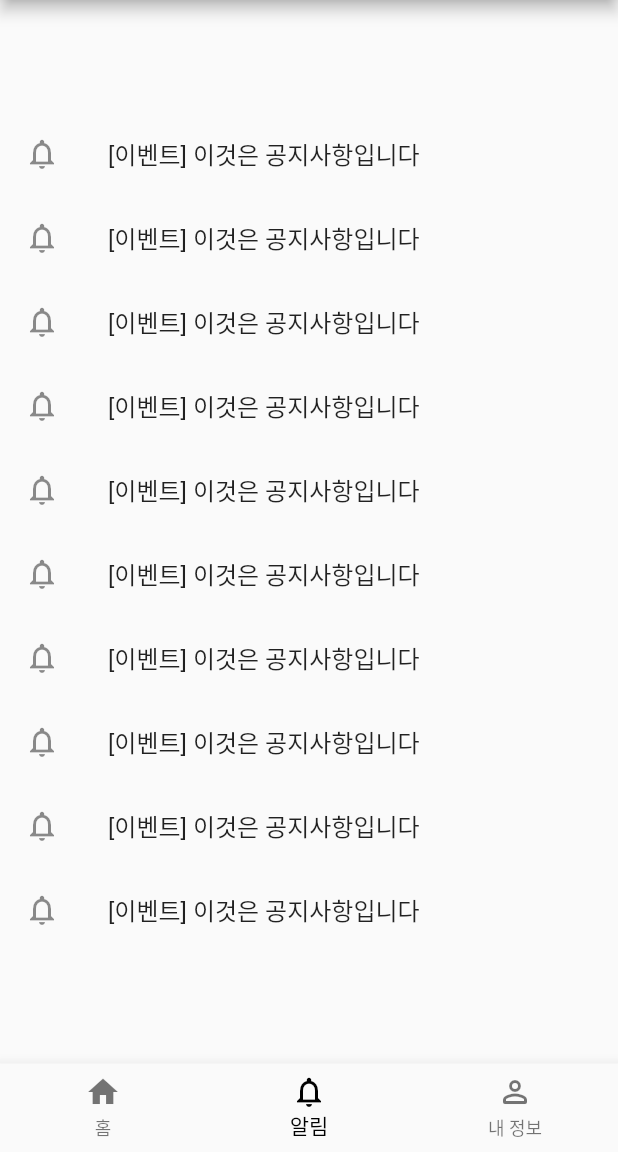
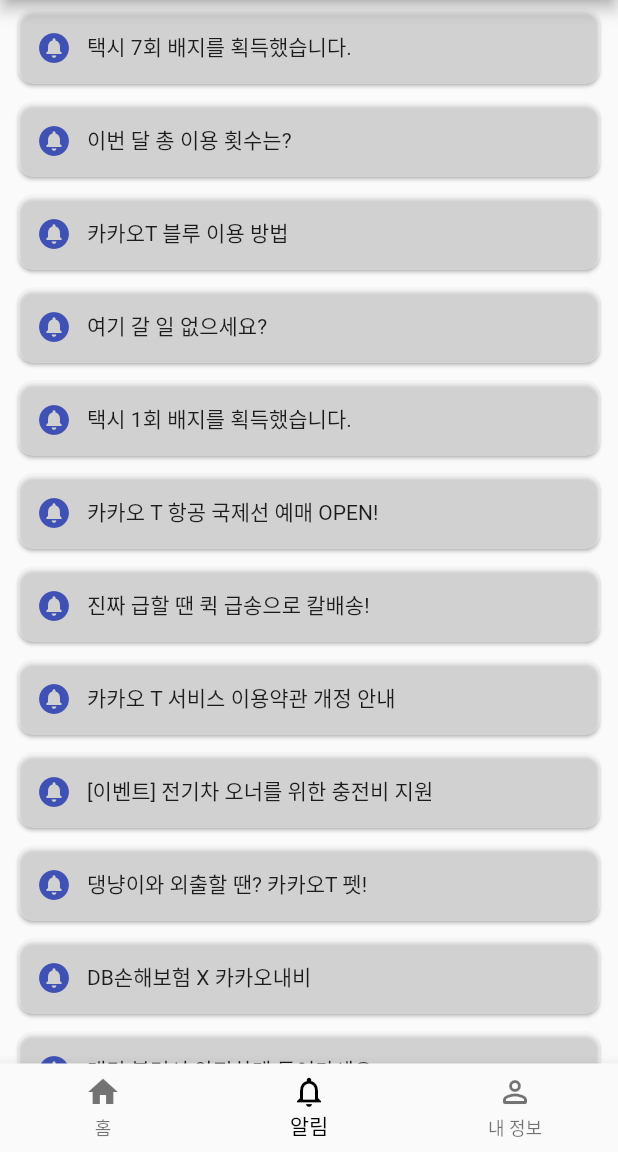
Before and after one commit to threeplef/flutter-KakaoT, a Flutter app: the screen it shows after launch, item 2 of the bottom bar chosen, on a phone screen of 412 x 824 dp, the part 84-1236 px from its top. Run offline on Flutter 3.47's test engine with Material 2 defaults, Android fonts, the phone set to English and light mode, and no system bars; our stand-ins replace carousel_slider; network calls fail.

Commit message:
Add: 알림 페이지 구현

```diff
--- a/lib/kakao_main_screen.dart
+++ b/lib/kakao_main_screen.dart
@@ -1,7 +1,7 @@
 import 'package:flutter/material.dart';
 import 'package:kakaot/home_screen.dart';
 import 'package:kakaot/info_screen.dart';
-import 'package:kakaot/service_screen.dart';
+import 'package:kakaot/notification_screen.dart';
 
 class KaKaoMainScreen extends StatefulWidget {
   const KaKaoMainScreen({Key? key}) : super(key: key);
@@ -15,7 +15,7 @@ class _KaKaoMainScreenState extends State<KaKaoMainScreen> {
 
   final screens = [
     HomeScreen(),
-    ServiceScreen(),
+    NotificationScreen(),
     InfoScreen(),
   ];
 
--- /dev/null
+++ b/lib/notification_screen.dart
@@ -0,0 +1,59 @@
+import 'package:flutter/material.dart';
+
+class NotificationScreen extends StatelessWidget {
+  NotificationScreen({Key? key}) : super(key: key);
+  final notice = [
+    '택시 7회 배지를 획득했습니다.',
+    '이번 달 총 이용 횟수는?',
+    '카카오T 블루 이용 방법',
+    '여기 갈 일 없으세요?',
+    '택시 1회 배지를 획득했습니다.',
+    '카카오 T 항공 국제선 예매 OPEN!',
+    '진짜 급할 땐 퀵 급송으로 칼배송!',
+    '카카오 T 서비스 이용약관 개정 안내',
+    '[이벤트] 전기차 오너를 위한 충전비 지원',
+    '댕냥이와 외출할 땐? 카카오T 펫!',
+    'DB손해보험 X 카카오내비',
+    '대리 불러서 안전하게 들어가세요~',
+    '씽씽 킥보드 운영지역 변경 안내',
+    '[이벤트] 미니언즈2 예매 이벤트',
+    '내 차 점검은? 마이카 탭에서',
+    '어서오세요, 카카오 택시는 처음이죠?'
+  ];
+
+  @override
+  Widget build(BuildContext context) {
+    return Center(
+      child: _notification(),
+    );
+  }
+
+  Widget _notification() {
+    return ListView.builder(
+      itemCount: notice.length,
+      itemBuilder: (BuildContext context, int index) {
+        return Padding(
+          padding: const EdgeInsets.symmetric(horizontal: 8.0, vertical: 2.0),
+          child: Card(
+            shape:
+                RoundedRectangleBorder(borderRadius: BorderRadius.circular(10)),
+            color: Colors.white38,
+            child: SizedBox(
+              height: 50,
+              child: Row(
+                children: [
+                  const Padding(
+                    padding: EdgeInsets.only(top:2,left: 12),
+                    child: Icon(Icons.circle_notifications, color: Colors.indigo),
+                  ),
+                  const SizedBox(width: 10),
+                  Text(notice[index]),
+                ],
+              ),
+            ),
+          ),
+        );
+      },
+    );
+  }
+}
--- a/lib/service_screen.dart
+++ /dev/null
@@ -1,26 +0,0 @@
-import 'package:flutter/material.dart';
-
-class ServiceScreen extends StatelessWidget {
-  const ServiceScreen({Key? key}) : super(key: key);
-
-  @override
-  Widget build(BuildContext context) {
-    return Center(
-      child: _notification(),
-    );
-  }
-
-  Widget _notification() {
-    final items = List.generate(10, (index) {
-      return const ListTile(
-        leading: Icon(Icons.notifications_none),
-        title: Text('[이벤트] 이것은 공지사항입니다'),
-      );
-    });
-    return ListView(
-      physics: const NeverScrollableScrollPhysics(),
-      shrinkWrap: true,
-      children: items,
-    );
-  }
-}
```
